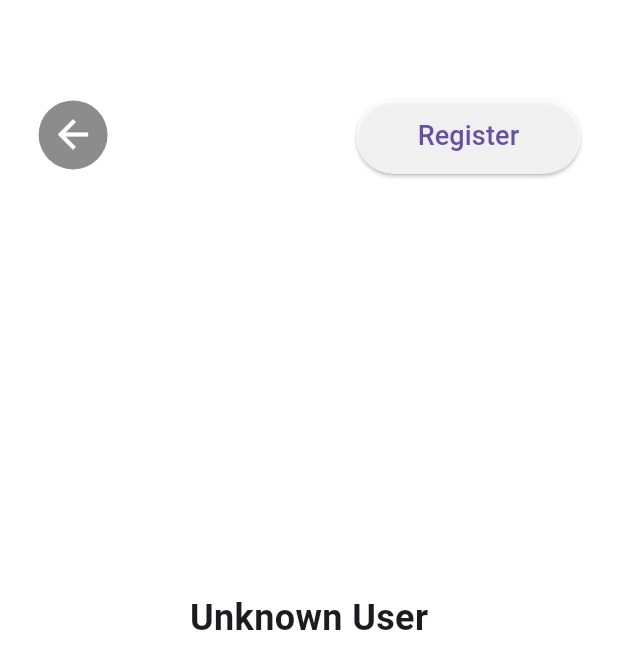
After one commit to deepsleep-project/app, a Flutter app: the screen it shows after launch, after a tap on the "people" icon, on a phone screen of 412 x 824 dp. The commit adds this screen. Shown: the top 669 px of the screen. Run offline on Flutter 3.47's test engine with Material 3 defaults, Android fonts, the light colour scheme and no system bars; our stand-ins replace fl_chart, localstorage.

Commit message:
feat: add friends page and setting goal page from the homepage

```diff
--- /dev/null
+++ b/lib/friend_page.dart
@@ -0,0 +1,110 @@
+import 'package:drp_19/storage.dart';
+import 'package:flutter/material.dart';
+import 'package:http/http.dart' as http;
+
+class FriendPage extends StatefulWidget {
+  const FriendPage({super.key});
+
+  @override
+  _FriendPageState createState() => _FriendPageState();
+}
+
+class _FriendPageState extends State<FriendPage> {
+  String _username = '';
+
+  @override
+  void initState() {
+    super.initState();
+    _loadInitialUserState();
+  }
+
+  // Load username and id from storage to local variables
+  Future<void> _loadInitialUserState() async {
+    String? username = await SleepStorage.loadUsername();
+    setState(() {
+      _username = username ?? 'Unknown User';
+    });
+  }
+
+  @override
+  Widget build(BuildContext context) {
+    final screenHeight = MediaQuery.of(context).size.height;
+
+    return Scaffold(
+      backgroundColor: Colors.white,
+      body: Stack(
+        children: [
+          // Back button
+          Positioned(
+            top: screenHeight * 0.08, // adjust for padding/status bar
+            left: screenHeight * 0.03,
+            child: IconButton(
+              icon: Icon(Icons.arrow_back, color: Colors.white, size: 30),
+              onPressed: () => Navigator.pop(context),
+              tooltip: 'Back',
+              style: IconButton.styleFrom(
+                backgroundColor: Colors.black45,
+                shape: CircleBorder(),
+              ),
+            ),
+          ),
+          Positioned(
+            top: screenHeight * 0.08,
+            right: screenHeight * 0.03,
+            child: SizedBox(
+              width: 150,
+              height: 50,
+              child: ElevatedButton(
+                onPressed: //Prompt user to enter new username
+                () async {
+                  String? newUsername = await showDialog<String>(
+                    context: context,
+                    builder: (BuildContext context) {
+                      return AlertDialog(
+                        title: Text('Enter New Username'),
+                        content: TextField(
+                          onChanged: (value) {
+                            _username = value;
+                          },
+                          decoration: InputDecoration(hintText: "Username"),
+                        ),
+                        actions: [
+                          TextButton(
+                            onPressed: () => Navigator.pop(context, _username),
+                            child: Text('Submit'),
+                          ),
+                        ],
+                      );
+                    },
+                  );
+
+                  if (newUsername != null && newUsername.isNotEmpty) {
+                    await SleepStorage.saveUsername(newUsername);
+                    setState(() {
+                      _username = newUsername;
+                    });
+                  }
+                },
+                style: ElevatedButton.styleFrom(
+                  backgroundColor: Colors.white.withAlpha(200),
+                  shape: RoundedRectangleBorder(
+                    borderRadius: BorderRadius.circular(30),
+                  ),
+                ),
+                child: Text("Register", style: const TextStyle(fontSize: 18)),
+              ),
+            ),
+          ),
+
+          // Friends list
+          Center(
+            child: Text(
+              _username,
+              style: TextStyle(fontSize: 24, fontWeight: FontWeight.bold),
+            ),
+          ),
+        ],
+      ),
+    );
+  }
+}
--- a/lib/home_page.dart
+++ b/lib/home_page.dart
@@ -1,3 +1,5 @@
+import 'package:drp_19/friend_page.dart';
+import 'package:drp_19/setting_page.dart';
 import 'package:drp_19/stat_page.dart';
 import 'package:flutter/material.dart';
 import 'dart:async';
@@ -46,6 +48,38 @@ class _HomePageState extends State<HomePage> {
     return PageRouteBuilder(
       transitionDuration: Duration(milliseconds: 500),
       pageBuilder: (context, animation, secondaryAnimation) => TentPage(),
+      transitionsBuilder: (context, animation, secondaryAnimation, child) {
+        return FadeTransition(opacity: animation, child: child);
+      },
+    );
+  }
+
+  // Navigate to friend_page
+  void _goToFriendPage() {
+    Navigator.of(context).push(_createFadeRouteToFriendPage());
+  }
+
+  // Create a fade transition route to the friend_page
+  Route _createFadeRouteToFriendPage() {
+    return PageRouteBuilder(
+      transitionDuration: Duration(milliseconds: 250),
+      pageBuilder: (context, animation, secondaryAnimation) => FriendPage(),
+      transitionsBuilder: (context, animation, secondaryAnimation, child) {
+        return FadeTransition(opacity: animation, child: child);
+      },
+    );
+  }
+
+  // Navigate to setting_page
+  void _goToSettingPage() {
+    Navigator.of(context).push(_createFadeRouteToSettingPage());
+  }
+
+  // Create a fade transition route to the setting_page
+  Route _createFadeRouteToSettingPage() {
+    return PageRouteBuilder(
+      transitionDuration: Duration(milliseconds: 250),
+      pageBuilder: (context, animation, secondaryAnimation) => SettingPage(),
       transitionsBuilder: (context, animation, secondaryAnimation, child) {
         return FadeTransition(opacity: animation, child: child);
       },
@@ -184,6 +218,33 @@ class _HomePageState extends State<HomePage> {
                 ),
               ),
 
+              // Toolbar friends icon to navigate to friends page
+              Positioned(
+                top: screenHeight * 0.07,
+                right: screenHeight * 0.03,
+                child: Column(
+                  children: [
+                    GestureDetector(
+                      onTap: _goToFriendPage,
+                      child: Icon(
+                        Icons.people,
+                        size: 40,
+                        color: Colors.white.withAlpha(230),
+                      ),
+                    ),
+                    SizedBox(height: screenHeight * 0.01),
+                    GestureDetector(
+                      onTap: _goToSettingPage,
+                      child: Icon(
+                        Icons.settings,
+                        size: 40,
+                        color: Colors.white.withAlpha(230),
+                      ),
+                    ),
+                  ],
+                ),
+              ),
+
               // Invisible button to navigate to tent_page
               Positioned(
                 bottom: screenHeight * 0.2,
--- a/lib/storage.dart
+++ b/lib/storage.dart
@@ -39,6 +39,26 @@ class SleepStorage {
     await _storage.setItem('startTime', time);
   }
 
+  static Future<void> saveUsername(String username) async {
+    await _storage.ready;
+    await _storage.setItem('username', username);
+  }
+
+  static Future<String?> loadUsername() async {
+    await _storage.ready;
+    return _storage.getItem('username')?.toString();
+  }
+
+  static Future<void> saveUserId(int id) async {
+    await _storage.ready;
+    return _storage.setItem('userId', id);
+  }
+
+  static Future<int?> loadUserId() async {
+    await _storage.ready;
+    return _storage.getItem('userId') as int?;
+  }
+
   static Future<List<SleepRecord>> loadRecords() async {
     await _storage.ready;
     final list = _storage.getItem('records');
```
Also changed, not shown: lib/setting_page.dart (added, +38 -0 lines), lib/stat_page.dart (+2 -39 lines).
